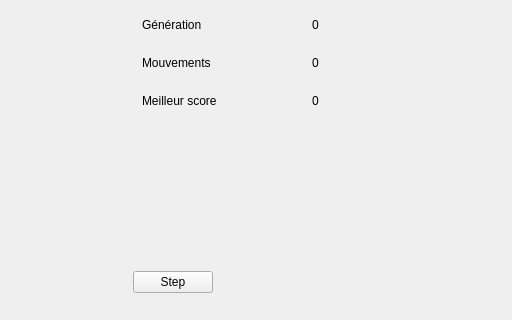
clebail/qtiasnake, file mainwindow.ui: the form before one commit; both pictures show x 288 to 800 and y 280 to 600 of the 800 by 600 pixel window.
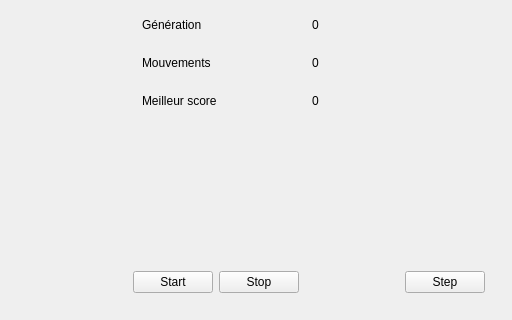
The form after the commit. Custom widgets are drawn as their Qt base class.

Commit message: Start / Stop / Step

```diff
--- a/mainwindow.ui
+++ b/mainwindow.ui
@@ -133,9 +133,16 @@
          </property>
          <layout class="QHBoxLayout" name="horizontalLayout_2">
           <item>
-           <widget class="QPushButton" name="pbStep">
+           <widget class="QPushButton" name="pbStart">
             <property name="text">
-             <string>Step</string>
+             <string>Start</string>
+            </property>
+           </widget>
+          </item>
+          <item>
+           <widget class="QPushButton" name="pbStop">
+            <property name="text">
+             <string>Stop</string>
             </property>
            </widget>
           </item>
@@ -152,6 +159,13 @@
             </property>
            </spacer>
           </item>
+          <item>
+           <widget class="QPushButton" name="pbStep">
+            <property name="text">
+             <string>Step</string>
+            </property>
+           </widget>
+          </item>
          </layout>
         </widget>
        </item>
```
The commit also changes 2 other files.
